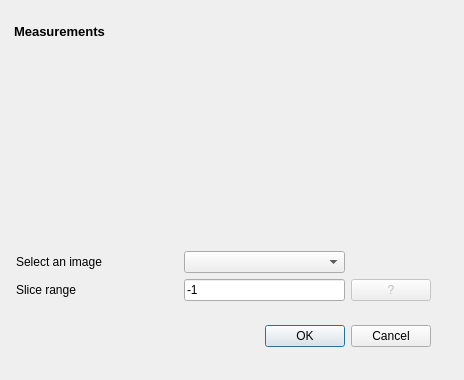
Before: the Qt Designer form ui/measurementview.ui in fgrelard/ProcessMRI, drawn with Qt 5.
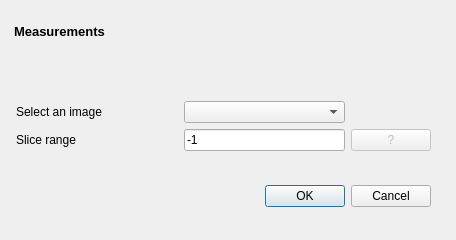
After: the same form once the commit is applied.

Commit message: GUI: Measurement table integration

```diff
--- a/ui/measurementview.ui
+++ b/ui/measurementview.ui
@@ -6,8 +6,8 @@
    <rect>
     <x>0</x>
     <y>0</y>
-    <width>464</width>
-    <height>380</height>
+    <width>456</width>
+    <height>240</height>
    </rect>
   </property>
   <property name="windowTitle">
@@ -17,7 +17,7 @@
    <property name="geometry">
     <rect>
      <x>90</x>
-     <y>320</y>
+     <y>180</y>
      <width>341</width>
      <height>32</height>
     </rect>
@@ -38,7 +38,7 @@
      <x>10</x>
      <y>20</y>
      <width>421</width>
-     <height>281</height>
+     <height>131</height>
     </rect>
    </property>
    <layout class="QGridLayout" name="gridLayout">
```
The commit also changes 3 other files.
